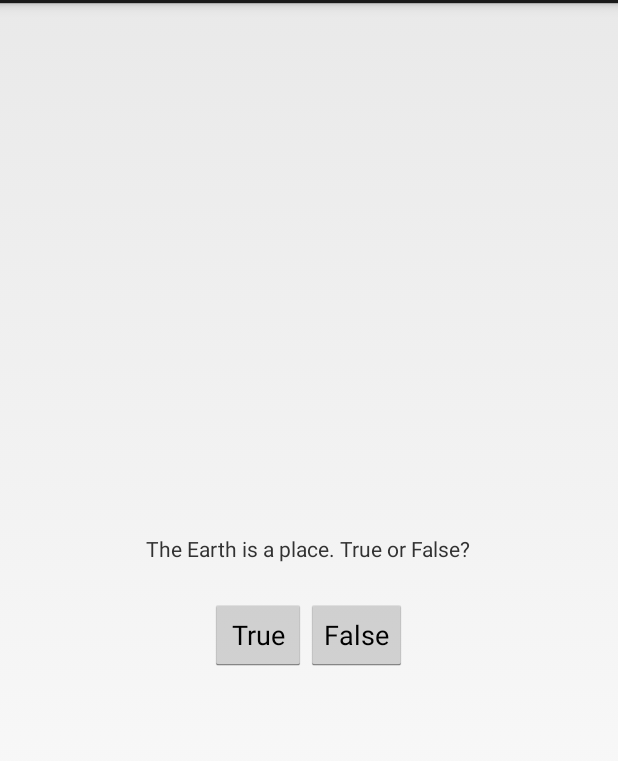
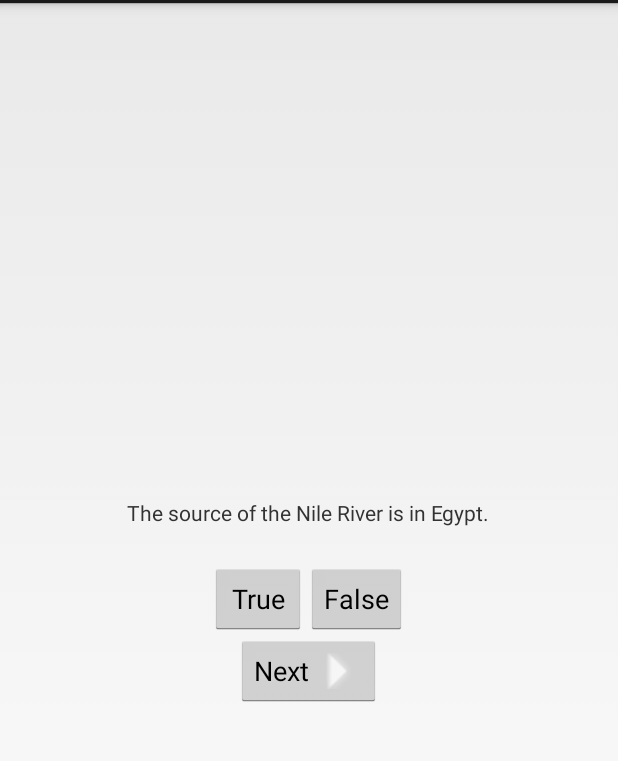
Before and after one commit to jwelch92/Mandroid, an Android app: the screen it shows after launch (QuizActivity), in the options menu, after a tap on "Settings", on a phone screen of 412 x 824 dp, the part 69-830 px from its top. Run offline under Robolectric (Android 15) with nearby library versions, the light colour scheme and no system bars.

Commit message:
Finished first pass on GeoQuiz

```diff
--- a/GeoQuiz/app/src/main/java/com/jaredub/geoquiz/QuizActivity.java
+++ b/GeoQuiz/app/src/main/java/com/jaredub/geoquiz/QuizActivity.java
@@ -4,14 +4,76 @@ import android.app.Activity;
 import android.os.Bundle;
 import android.view.Menu;
 import android.view.MenuItem;
+import android.view.View;
+import android.widget.Button;
+import android.widget.TextView;
+import android.widget.Toast;
 
 
 public class QuizActivity extends Activity {
+
+    private Button mTrueButton;
+    private Button mFalseButton;
+    private Button mNextButton;
+    private TextView mQuestionTextView;
+    private int mCurrentIndex;
+
+    private TrueFalse[] mQuestionBank = new TrueFalse[] {
+        new TrueFalse(R.string.question_oceans, true),
+        new TrueFalse(R.string.question_africa, false),
+        new TrueFalse(R.string.question_americas, true),
+        new TrueFalse(R.string.question_mideast, false),
+        new TrueFalse(R.string.question_asia, true),
+    };
+
+
+    private void updateQuestion() {
+        int question = mQuestionBank[mCurrentIndex].getQuestion();
+        mQuestionTextView.setText(question);
+    }
+
+    private void checkAnswer(boolean userPressedTrue) {
+        boolean answerIsTrue = mQuestionBank[mCurrentIndex].isTrueQuestion();
+        int messageResId = 0;
+
+        if (userPressedTrue == answerIsTrue) {
+            messageResId = R.string.correct_toast;
+        } else {
+            messageResId = R.string.incorrect_toast;
+        }
+        Toast.makeText(this, messageResId, Toast.LENGTH_SHORT).show();
+    }
 
     @Override
     protected void onCreate(Bundle savedInstanceState) {
         super.onCreate(savedInstanceState);
         setContentView(R.layout.activity_quiz);
+
+        mQuestionTextView = (TextView)findViewById(R.id.question_text_view);
+
+        mTrueButton = (Button)findViewById(R.id.true_button);
+        mTrueButton.setOnClickListener(new View.OnClickListener() {
+            @Override
+            public void onClick(View v) {
+                checkAnswer(true);
+            }
+        });
+        mFalseButton = (Button)findViewById(R.id.false_button);
+        mFalseButton.setOnClickListener(new View.OnClickListener() {
+            @Override
+            public void onClick(View v) {
+                checkAnswer(false);
+            }
+        });
+        mNextButton = (Button)findViewById(R.id.next_button);
+        mNextButton.setOnClickListener(new View.OnClickListener() {
+            @Override
+            public void onClick(View v) {
+                mCurrentIndex = (mCurrentIndex + 1) % mQuestionBank.length;
+                updateQuestion();
+            }
+        });
+        updateQuestion();
     }
 
 
--- /dev/null
+++ b/GeoQuiz/app/src/main/java/com/jaredub/geoquiz/TrueFalse.java
@@ -0,0 +1,33 @@
+package com.jaredub.geoquiz;
+
+/**
+ * Created by jared on 7/30/2014.
+ */
+public class TrueFalse {
+    private int mQuestion;
+
+    private boolean mTrueQuestion;
+
+    public TrueFalse(int question, boolean trueQuestion) {
+        mQuestion = question;
+        mTrueQuestion = trueQuestion;
+    }
+
+    public int getQuestion() {
+        return mQuestion;
+    }
+
+    public void setQuestion(int question) {
+        mQuestion = question;
+    }
+
+    public boolean isTrueQuestion() {
+        return mTrueQuestion;
+    }
+
+    public void setTrueQuestion(boolean trueQuestion) {
+        mTrueQuestion = trueQuestion;
+    }
+
+
+    }
--- a/GeoQuiz/app/src/main/res/layout/activity_quiz.xml
+++ b/GeoQuiz/app/src/main/res/layout/activity_quiz.xml
@@ -5,10 +5,11 @@
     android:orientation="vertical" >
 
     <TextView
+        android:id="@+id/question_text_view"
         android:layout_width="wrap_content"
         android:layout_height="wrap_content"
         android:padding="24dp"
-        android:text="@string/question_text" />
+        />
 
     <LinearLayout
         android:layout_width="wrap_content"
@@ -16,15 +17,26 @@
         android:orientation="horizontal" >
 
         <Button
+            android:id="@+id/true_button"
             android:layout_width="wrap_content"
             android:layout_height="wrap_content"
             android:text="@string/true_button" />
 
         <Button
+            android:id="@+id/false_button"
             android:layout_width="wrap_content"
             android:layout_height="wrap_content"
             android:text="@string/false_button" />
 
     </LinearLayout>
 
+    <Button
+        android:id="@+id/next_button"
+        android:layout_width="wrap_content"
+        android:layout_height="wrap_content"
+        android:text="@string/next_button"
+        android:drawableRight="@drawable/arrow_right"
+        android:drawablePadding="4dp"
+        />
+
     </LinearLayout>
--- a/GeoQuiz/app/src/main/res/values/strings.xml
+++ b/GeoQuiz/app/src/main/res/values/strings.xml
@@ -7,5 +7,12 @@
     <string name="false_button">False</string>
     <string name="true_button">True</string>
     <string name="question_text">The Earth is a place. True or False?</string>
-
+    <string name="incorrect_toast">Incorrect!</string>
+    <string name="correct_toast">Correct!</string>
+    <string name="next_button">Next</string>
+    <string name ="question_oceans">The Pacific Ocean is larger than the Atlantic Ocean.</string>
+    <string name="question_mideast">The Suez Canal connects the Red Sea and the Indian Ocean.</string>
+    <string name="question_africa">The source of the Nile River is in Egypt.</string>
+    <string name="question_americas">The Amazon River is the longest river in the Americas.</string>
+    <string name="question_asia">Lake Baikal is the world\'s oldest and deepest freshwater lake.</string>
 </resources>
```
Also changed, not shown: GeoQuiz/app/src/main/res/drawable-hdpi/arrow_left.png (added), GeoQuiz/app/src/main/res/drawable-hdpi/arrow_right.png (added), GeoQuiz/app/src/main/res/drawable-mdpi/arrow_left.png (added), GeoQuiz/app/src/main/res/drawable-mdpi/arrow_right.png (added), GeoQuiz/app/src/main/res/drawable-xhdpi/arrow_left.png (added), GeoQuiz/app/src/main/res/drawable-xhdpi/arrow_right.png (added), GeoQuiz/app/src/main/res/drawable-xxhdpi/arrow_left.png (added), GeoQuiz/app/src/main/res/drawable-xxhdpi/arrow_right.png (added).
